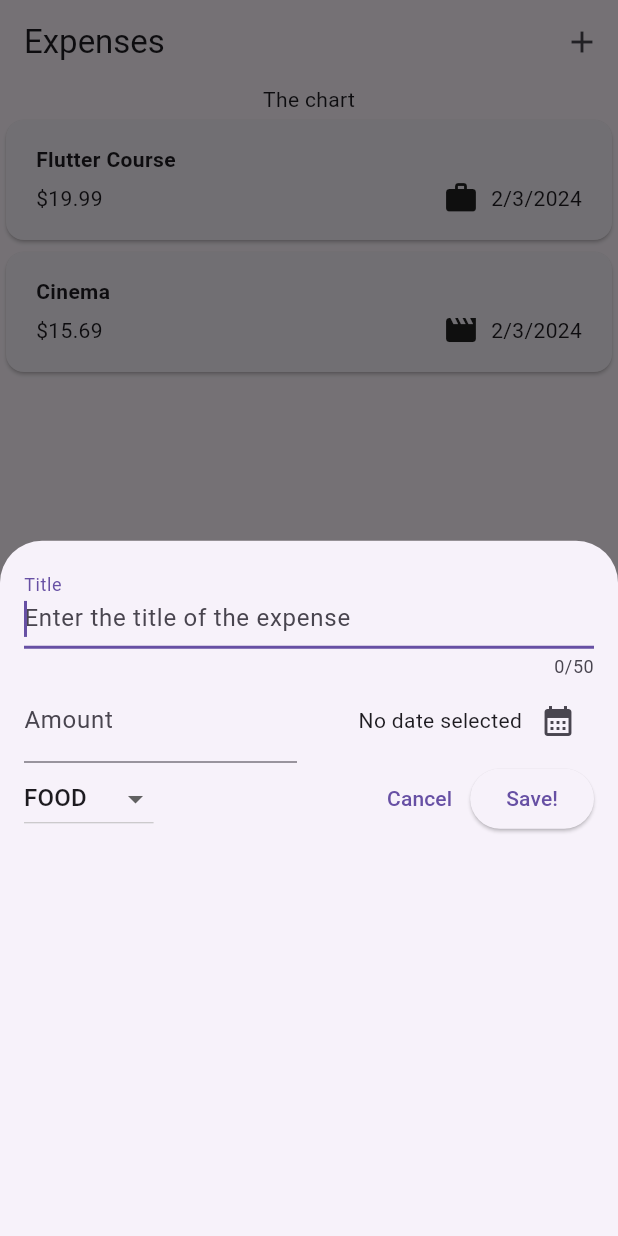
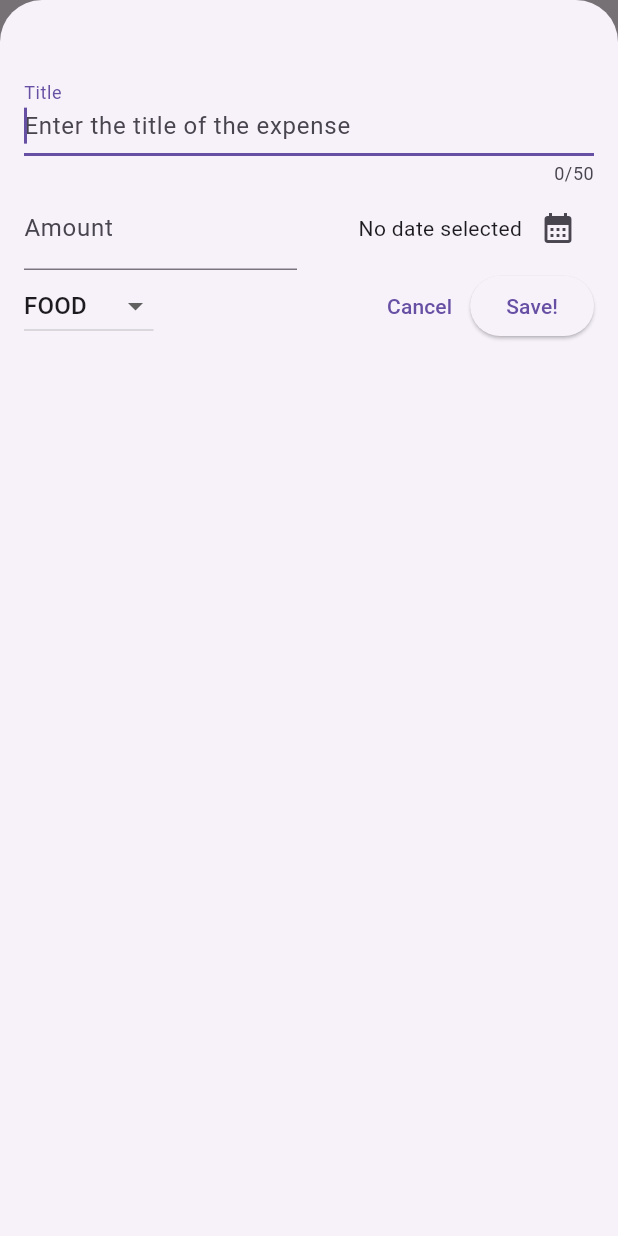
Before and after one commit to TarcosS/flutter_expense_tracker_app, a Flutter app: the screen it shows after launch, after a tap on the "add" icon, on a phone screen of 412 x 824 dp. Run offline on Flutter 3.47's test engine with Material 3 defaults, Android fonts, the phone set to English and light mode, and no system bars.

```diff
--- a/lib/main.dart
+++ b/lib/main.dart
@@ -2,9 +2,49 @@ import 'package:flutter/material.dart';
 import 'package:flutter_expense_tracker_app/widgets/expenses.dart';
 
 void main() {
-  runApp(
-    MaterialApp(
-      home: Expenses()
-    )
-  );
+  runApp(ExpensesApp(
+      child: ExpensesApp(child: App())
+    ));
 }
+
+class App extends StatelessWidget {
+  const App({
+    super.key,
+  });
+
+  @override
+  Widget build(BuildContext context) {
+    return ValueListenableBuilder(
+      valueListenable: ExpensesApp.of(context).themeMode,
+      builder: (context, theme, child) => MaterialApp(
+        debugShowCheckedModeBanner: false,
+        darkTheme: ThemeData.dark(useMaterial3: true),
+        theme: ThemeData.light(useMaterial3: true),
+        themeMode: theme,
+        home: const Expenses(),
+      ),
+    );
+  }
+}
+
+class ExpensesApp extends InheritedWidget {
+  ExpensesApp({super.key, required super.child});
+
+  final ValueNotifier<ThemeMode> themeMode = ValueNotifier(ThemeMode.light);
+
+  static ExpensesApp? maybeOf(BuildContext context) {
+    return context.dependOnInheritedWidgetOfExactType<ExpensesApp>();
+  }
+
+  void updateTheme(ThemeMode theme) => themeMode.value = theme;
+
+  static ExpensesApp of(BuildContext context) {
+    final ExpensesApp? result = maybeOf(context);
+    assert(result != null, 'No ExpensesApp found in context');
+    return result!;
+  }
+
+  @override
+  bool updateShouldNotify(ExpensesApp oldWidget) =>
+    oldWidget.themeMode != themeMode;
+}
--- a/lib/models/expense.dart
+++ b/lib/models/expense.dart
@@ -21,12 +21,12 @@ const categoryIcons = {
 };
 
 class Expense {
-  Expense({
-    required this.title,
-    required this.amount,
-    required this.date,
-    required this.category
-  }) : id = uuid.v4();
+  Expense(
+      {required this.title,
+      required this.amount,
+      required this.date,
+      required this.category})
+      : id = uuid.v4();
 
   final String id;
   final String title;
@@ -38,3 +38,20 @@ class Expense {
     return formatter.format(date);
   }
 }
+
+class ExpenseBucket {
+  ExpenseBucket({required this.category, required this.expenses});
+
+  ExpenseBucket.forCategory(List<Expense> allExpenses, this.category)
+      : expenses = allExpenses
+            .where((expense) => expense.category == category)
+            .toList();
+
+  final Category category;
+  final List<Expense> expenses;
+
+  double get totalExpenses {
+    return expenses.fold(
+        0.0, (previousValue, element) => previousValue + element.amount);
+  }
+}
--- a/lib/widgets/expenses-list/expenses_item.dart
+++ b/lib/widgets/expenses-list/expenses_item.dart
@@ -17,7 +17,7 @@ class ExpenseItem extends StatelessWidget {
         child: Column(
           crossAxisAlignment: CrossAxisAlignment.start,
           children: [
-            Text(expense.title, style: TextStyle(fontWeight: FontWeight.bold),),
+            Text(expense.title, style: const TextStyle(fontWeight: FontWeight.bold),),
             const SizedBox(height: 4),
             Row(
               children: [
--- a/lib/widgets/expenses-list/expenses_list.dart
+++ b/lib/widgets/expenses-list/expenses_list.dart
@@ -3,16 +3,33 @@ import 'package:flutter_expense_tracker_app/models/expense.dart';
 import 'package:flutter_expense_tracker_app/widgets/expenses-list/expenses_item.dart';
 
 class ExpensesList extends StatelessWidget {
-  const ExpensesList({Key? key, required this.expenses}) : super(key: key);
+  const ExpensesList({Key? key, required this.expenses, required this.onRemove}) : super(key: key);
 
   final List<Expense> expenses;
+  final void Function(Expense expense) onRemove;
 
   @override
   Widget build(BuildContext context) {
     return ListView.builder(
       itemCount: expenses.length,
-      itemBuilder: (ctx, index) => ExpenseItem(
-        expense: expenses[index],
+      itemBuilder: (ctx, index) => Dismissible(
+        key: ValueKey(expenses[index].title),
+        direction: DismissDirection.endToStart,
+        background: Container(
+          alignment: Alignment.centerRight,
+          padding: const EdgeInsets.only(right: 4),
+          margin: const EdgeInsets.symmetric(
+            horizontal: 15,
+            vertical: 4,
+          ),
+          child: const Text('Remove'),
+        ),
+        onDismissed: (direction) => {
+          onRemove(expenses[index])
+        },
+        child: ExpenseItem(
+          expense: expenses[index],
+        ),
       ),
     );
   }
--- a/lib/widgets/expenses.dart
+++ b/lib/widgets/expenses.dart
@@ -1,4 +1,6 @@
 import 'package:flutter/material.dart';
+import 'package:flutter_expense_tracker_app/main.dart';
+import 'package:flutter_expense_tracker_app/widgets/chart/chart.dart';
 import 'package:flutter_expense_tracker_app/widgets/expense_form.dart';
 import 'package:flutter_expense_tracker_app/widgets/expenses-list/expenses_list.dart';
 import 'package:flutter_expense_tracker_app/models/expense.dart';
@@ -11,50 +13,94 @@ class Expenses extends StatefulWidget {
 }
 
 class _ExpensesState extends State<Expenses> {
-  final List<Expense> _registeredExpenses = [
-    Expense(
-      title: 'Flutter Course',
-      amount: 19.99,
-      date: DateTime.now(),
-      category: Category.work,
-    ),
-    Expense(
-      title: 'Cinema',
-      amount: 15.69,
-      date: DateTime.now(),
-      category: Category.leisure,
-    ),
-  ];
+  final List<Expense> _registeredExpenses = [];
+  void _addExpense(Expense expense) {
+    setState(() {
+      _registeredExpenses.add(expense);
+    });
+  }
+
+  void _removeExpense(Expense expense) {
+    final index = _registeredExpenses.indexOf(expense);
+
+    setState(() {
+      _registeredExpenses.remove(expense);
+    });
+    ScaffoldMessenger.of(context).clearSnackBars();
+    ScaffoldMessenger.of(context).showSnackBar(
+      SnackBar(
+        content: const Text('Expense deleted.'),
+        duration: const Duration(seconds: 2),
+        action: SnackBarAction(label: 'Undo', onPressed: () {
+          setState(() {
+            _registeredExpenses.insert(index, expense);
+          });
+        })
+      )
+    );
+  }
 
   void _openAddExpenseOverlay() {
     showModalBottomSheet(
       context: context,
+      barrierLabel: 'Add Expenses',
+      isScrollControlled: true,
       builder: (ctx) {
-        return const ExpenseForm();
+        return ExpenseForm(
+          onSubmit: _addExpense,
+        );
       },
     );
   }
 
   @override
   Widget build(BuildContext context) {
+    Widget mainContent = Center(
+      child: Column(
+        mainAxisAlignment: MainAxisAlignment.center,
+        children: [
+          Icon(
+            Icons.document_scanner_sharp,
+            size: 80,
+            color: Colors.blue.shade300,
+          ),
+          const SizedBox(height: 20),
+          const Text('No expenses found. Start adding some!', style: TextStyle(fontSize: 18),)
+        ],
+      )
+    );
+
+    if (_registeredExpenses.isNotEmpty) {
+      mainContent = Column(
+        children: [
+          Chart(expenses: _registeredExpenses),
+          Expanded(
+            child: ExpensesList(
+            expenses: _registeredExpenses,
+            onRemove: _removeExpense,
+          )
+          )
+        ],
+      );
+    }
     return Scaffold(
       appBar: AppBar(
         title: const Text('Expenses'),
         actions: [
+          IconButton(
+            onPressed: (){
+              // Switch Theme
+              ExpensesApp.of(context).updateTheme(ExpensesApp.of(context).themeMode.value == ThemeMode.light ? ThemeMode.dark : ThemeMode.light);
+            },
+            icon: Icon(ExpensesApp.of(context).themeMode.value == ThemeMode.light ? Icons.light_mode_outlined : Icons.dark_mode_outlined),
+          ),
           IconButton(
             onPressed: _openAddExpenseOverlay,
             icon: const Icon(Icons.add),
           )
         ],
       ),
-      body: Column(
-        children: [
-          const Text('The chart'),
-          Expanded(
-            child: ExpensesList(expenses: _registeredExpenses),
-          )
-        ],
-      ),
+      body: mainContent,
     );
   }
 }
```
Also changed, not shown: lib/widgets/chart/chart.dart (added, +94 -0 lines), lib/widgets/chart/chart_bar.dart (added, +34 -0 lines), lib/widgets/expense_form.dart (+67 -13 lines), assets/github/p1.png (added), assets/github/p2.png (added), assets/github/p3.png (added), assets/github/p4.png (added), assets/github/p5.png (added), assets/github/p6.png (added), assets/github/p7.png (added), 2 other files.
